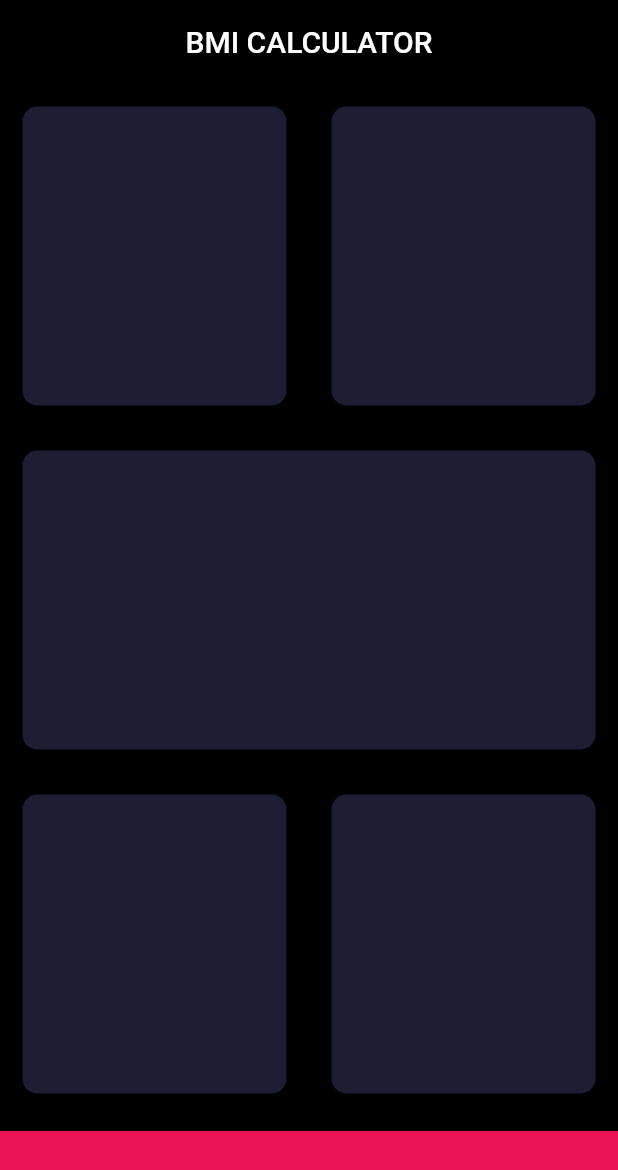
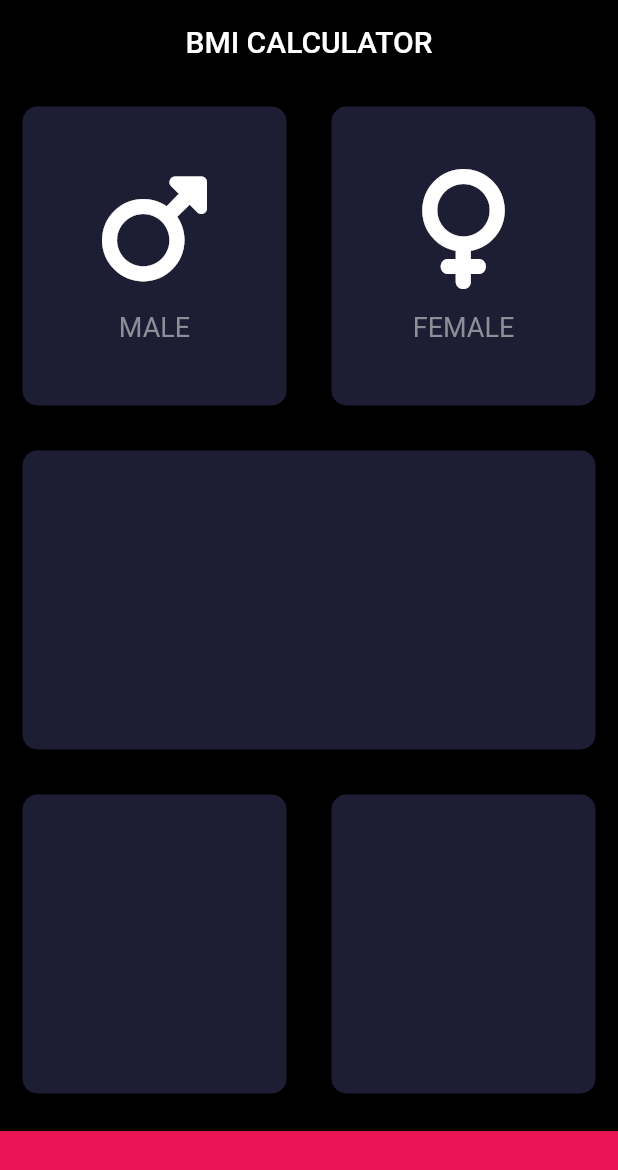
Before and after one commit to agata-miko/bmi_calc, a Flutter app: the screen it shows after launch, on a phone screen of 412 x 824 dp. Shown: the top 1170 px of the screen. Run offline on Flutter 3.47's test engine with Material 2 defaults, Android fonts, the phone set to English and light mode, and no system bars; our stand-ins replace font_awesome_flutter.

Commit message:
unit 125 - widgets extracted, folder tree refactored

```diff
--- a/lib/main.dart
+++ b/lib/main.dart
@@ -1,6 +1,6 @@
 import 'package:flutter/material.dart';
 
-import './input_page.dart';
+import 'screens/input_page.dart';
 
 void main() => runApp(BMICalculator());
 
--- a/lib/input_page.dart
+++ b/lib/screens/input_page.dart
@@ -1,6 +1,8 @@
 import 'package:flutter/material.dart';
+import 'package:font_awesome_flutter/font_awesome_flutter.dart';
 
-import './reusable_card.dart';
+import '../widgets/reusable_card.dart';
+import '../widgets/sex_card.dart';
 
 const double bottomContainerHeight = 70.0;
 const bottomContainerColor = Color(0xFFEB1555);
@@ -15,7 +17,7 @@ class _InputPageState extends State<InputPage> {
   Widget build(BuildContext context) {
     return Scaffold(
       appBar: AppBar(
-        title: Center(child: Text('BMI CALCULATOR')),
+        title: const Center(child: Text('BMI CALCULATOR')),
       ),
       body: Column(
         children: <Widget>[
@@ -23,10 +25,20 @@ class _InputPageState extends State<InputPage> {
               child: Row(
             children: <Widget>[
               Expanded(
-                child: ReusableCard(),
+                child: ReusableCard(
+                  cardChild: const sexCard(
+                    icon: FontAwesomeIcons.mars,
+                    text: 'MALE',
+                  ),
+                ),
               ),
               Expanded(
-                child: ReusableCard(),
+                child: ReusableCard(
+                  cardChild: const sexCard(
+                    icon: FontAwesomeIcons.venus,
+                    text: 'FEMALE',
+                  ),
+                ),
               ),
             ],
           )),
@@ -47,7 +59,7 @@ class _InputPageState extends State<InputPage> {
           ),
           Container(
             color: bottomContainerColor,
-            margin: EdgeInsets.only(top: 10),
+            margin: const EdgeInsets.only(top: 10),
             height: bottomContainerHeight,
             width: double.infinity,
           ),
--- a/lib/reusable_card.dart
+++ b/lib/widgets/reusable_card.dart
@@ -2,11 +2,13 @@ import 'package:flutter/material.dart';
 
 class ReusableCard extends StatelessWidget {
   final Color initialColor;
-  ReusableCard({this.initialColor = const Color(0xFF1D1E33)});
+  final cardChild;
+  ReusableCard({this.initialColor = const Color(0xFF1D1E33), this.cardChild});
 
   @override
   Widget build(BuildContext context) {
     return Container(
+      child: cardChild,
       margin: EdgeInsets.all(15),
       decoration: BoxDecoration(
         borderRadius: BorderRadius.circular(10),
--- /dev/null
+++ b/lib/widgets/sex_card.dart
@@ -0,0 +1,30 @@
+import 'package:flutter/material.dart';
+
+class sexCard extends StatelessWidget {
+  final IconData icon;
+  final String text;
+  const sexCard({required this.icon, required this.text});
+
+  @override
+  Widget build(BuildContext context) {
+    return Column(
+      mainAxisAlignment: MainAxisAlignment.center,
+      children: <Widget>[
+        Icon(
+          icon,
+          size: 80,
+        ),
+        const SizedBox(
+          height: 15,
+        ),
+        Text(
+          text,
+          style: const TextStyle(
+            fontSize: 18,
+            color: Color(0xFF8D8E98),
+          ),
+        ),
+      ],
+    );
+  }
+}
--- a/pubspec.yaml
+++ b/pubspec.yaml
@@ -36,6 +36,7 @@ dependencies:
   # The following adds the Cupertino Icons font to your application.
   # Use with the CupertinoIcons class for iOS style icons.
   cupertino_icons: ^1.0.2
+  font_awesome_flutter: ^10.4.0
 
 dev_dependencies:
   flutter_test:
```
Also changed, not shown: pubspec.lock.
